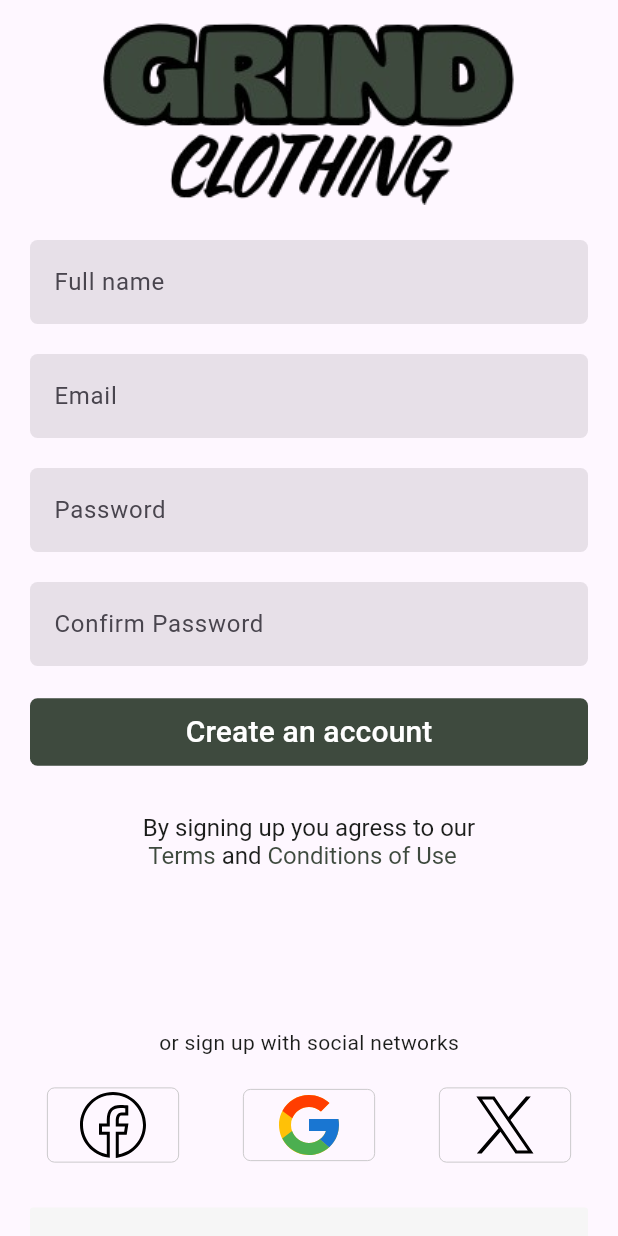
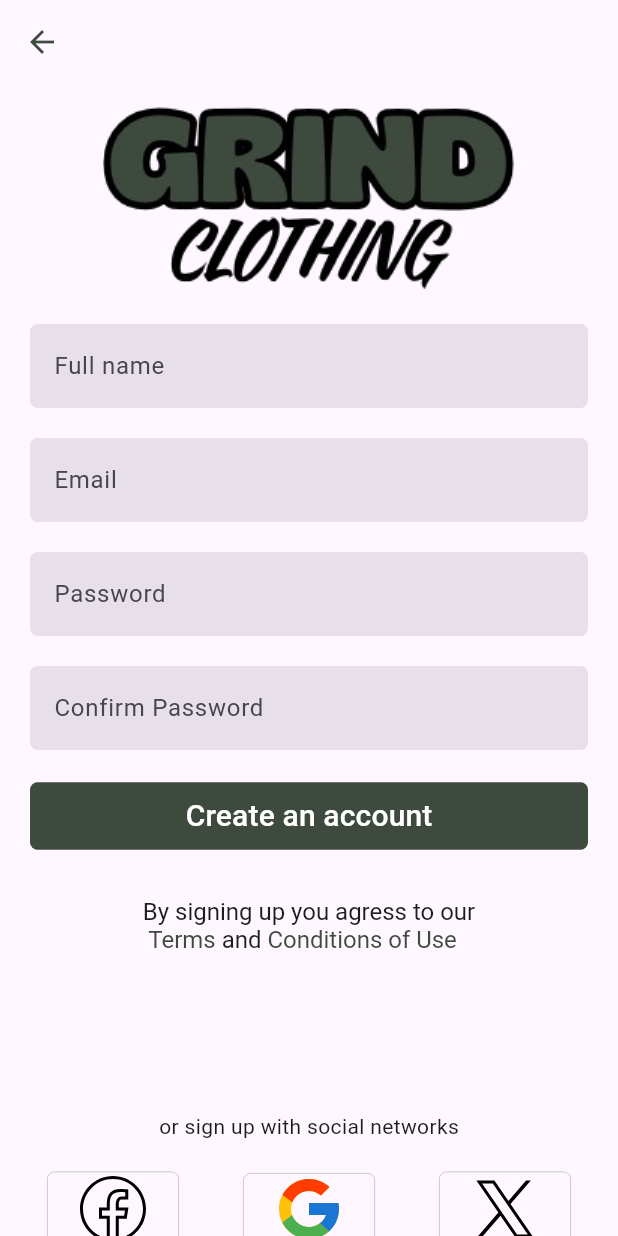
Before and after one commit to Miguel-Galli/grind-clothing, a Flutter app: the screen it shows after launch, after a tap on "Sign up", on a phone screen of 412 x 824 dp. Run offline on Flutter 3.47's test engine with Material 3 defaults, Android fonts, the phone set to English and light mode, and no system bars; our stand-ins replace flutter_svg.

Commit message:
Cria rotas para pagina de SignUp

```diff
--- a/lib/main.dart
+++ b/lib/main.dart
@@ -1,5 +1,5 @@
+import 'package:ecommerce_app/app_colors/app_colors.dart';
 import 'package:ecommerce_app/screens/login_screen/login_screen.dart';
-import 'package:ecommerce_app/screens/signup_screen/signup_screen.dart';
 import 'package:flutter/material.dart';
 
 void main() {
@@ -15,6 +15,11 @@ class MyApp extends StatelessWidget {
     return MaterialApp(
       title: 'Flutter Demo',
       theme: ThemeData(
+        appBarTheme: AppBarTheme(
+          iconTheme: IconThemeData(
+            color: AppColors.baseGreenMilitaryColor
+          ),
+        ),
         // This is the theme of your application.
         //
         // TRY THIS: Try running your application with "flutter run". You'll see
@@ -32,7 +37,7 @@ class MyApp extends StatelessWidget {
         // tested with just a hot reload.
         colorScheme: ColorScheme.fromSeed(seedColor: Colors.deepPurple),
       ),
-      home: const SignupScreen(),
+      home: const LoginScreen(),
     );
   }
 }
--- a/lib/routes/routes.dart
+++ b/lib/routes/routes.dart
@@ -1,7 +1,9 @@
 import 'package:flutter/material.dart';
 
 class PageRouting{
-  static goToNextPage({}) {
-    return Navigator.of(context).push(MaterialPageRoute(builder: (context) =>));
+  static goToNextPage({required BuildContext context, required Widget navigateTo}) {
+    return Navigator.of(context).push(
+        MaterialPageRoute(builder: (context) => navigateTo)
+    );
+  }
 }
-}
--- a/lib/screens/login_screen/login_screen.dart
+++ b/lib/screens/login_screen/login_screen.dart
@@ -5,7 +5,9 @@ import 'package:ecommerce_app/widgets/my_textfromfield_widget.dart';
 import 'package:flutter/material.dart';
 import 'package:flutter_svg/flutter_svg.dart';
 
+import '../../routes/routes.dart';
 import '../../svg_images/svg_images.dart';
+import '../signup_screen/signup_screen.dart';
 
 class LoginScreen extends StatefulWidget {
   const LoginScreen({super.key});
@@ -16,7 +18,7 @@ class LoginScreen extends StatefulWidget {
 
 class _LoginScreenState extends State<LoginScreen> {
 
-  Widget buildTopPart() {
+  Widget buildTopPart({required BuildContext context}) {
     return Column(
       children: [
         Image.asset(
@@ -48,7 +50,12 @@ class _LoginScreenState extends State<LoginScreen> {
                   child: MyButtonWidget(
                       text: "Sign up",
                       color: AppColors.baseGreenMilitaryColor,
-                      onPress: (){}
+                      onPress: (){
+                        PageRouting.goToNextPage(
+                          context: context,
+                          navigateTo: SignupScreen(),
+                        );
+                      }
                   )
               )
             ],
@@ -130,7 +137,7 @@ class _LoginScreenState extends State<LoginScreen> {
                 Column(
                   crossAxisAlignment: CrossAxisAlignment.stretch,
                   children: [
-                    buildTopPart(),
+                    buildTopPart(context: context),
                     buildBottomPart(),
                   ],
                 )
--- a/lib/screens/signup_screen/signup_screen.dart
+++ b/lib/screens/signup_screen/signup_screen.dart
@@ -86,7 +86,7 @@ class SignupScreen extends StatelessWidget {
   }
 
   Widget buildBottomPart(){
-    return Container(
+    return SizedBox(
       height: 300,
       child: Column(
         mainAxisAlignment: MainAxisAlignment.end,
@@ -141,6 +141,10 @@ class SignupScreen extends StatelessWidget {
   @override
   Widget build(BuildContext context) {
     return Scaffold(
+      appBar: AppBar(
+        backgroundColor: Colors.transparent,
+        elevation: 0,
+      ),
       body: SafeArea(
           child: ListView(
             physics: BouncingScrollPhysics(),
```
